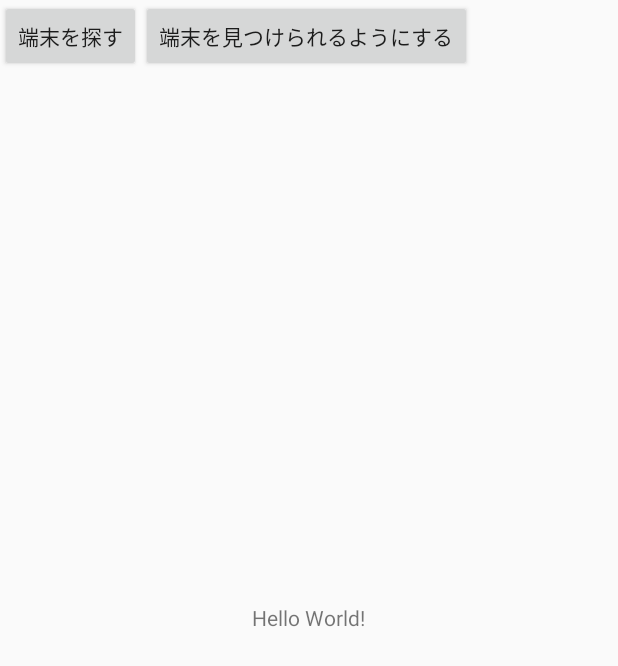
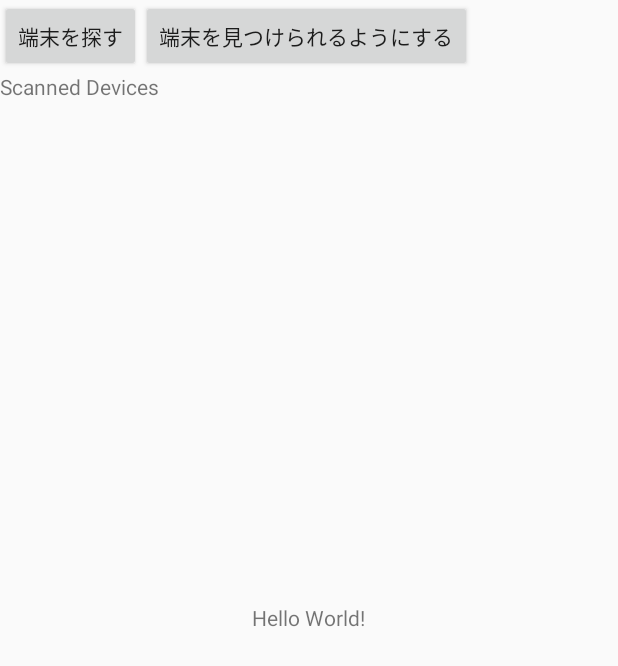
Before and after one commit to TakuKobayashi/DataSender, an Android app: the screen it shows after launch (MainActivity), on a phone screen of 412 x 824 dp. Shown: the top 666 px of the screen. Run offline under Robolectric (Android 15) with nearby library versions, the phone set to English and light mode, and no system bars; libraries missing offline, so code that uses them is left out: kobayashi.taku.taptappun; 2 statements that could not run were skipped.

Commit message:
Bluetoothに接続できる端末のリストを表示する

```diff
--- a/app/src/main/java/kobayashi/taku/taptappun/net/datasender/MainActivity.kt
+++ b/app/src/main/java/kobayashi/taku/taptappun/net/datasender/MainActivity.kt
@@ -2,7 +2,6 @@ package kobayashi.taku.taptappun.net.datasender
 
 import android.app.Activity
 import android.bluetooth.BluetoothAdapter
-import android.support.v7.app.AppCompatActivity
 import android.os.Bundle
 import kotlinx.android.synthetic.main.activity_main.*
 import android.content.Intent
@@ -11,17 +10,19 @@ import android.bluetooth.BluetoothDevice
 import android.content.IntentFilter
 import android.view.View
 import android.widget.Button
-
+import android.widget.ListView
+import android.widget.ProgressBar
 
 class MainActivity : Activity() {
     private val mReceiver: BluetoothReceiver = BluetoothReceiver();
     private var mBluetoothAdapter: BluetoothAdapter? = null;
+    private lateinit var mScanProgressBar: ProgressBar;
+    private lateinit var mDeviceListAdapter: BluetoothScanDeviceAdapter;
 
     override fun onCreate(savedInstanceState: Bundle?) {
         super.onCreate(savedInstanceState)
         setContentView(R.layout.activity_main)
 
-        // Example of a call to a native method
         sample_text.text = stringFromJNI();
 
         mBluetoothAdapter = BluetoothAdapter.getDefaultAdapter();
@@ -42,8 +43,13 @@ class MainActivity : Activity() {
         filter.addAction(BluetoothAdapter.ACTION_DISCOVERY_FINISHED)
         registerReceiver(mReceiver, filter)
 
-        val button = findViewById<Button>(R.id.bluetooth_scan_button);
-        button.setOnClickListener({
+        mDeviceListAdapter = BluetoothScanDeviceAdapter(this);
+
+        mScanProgressBar = findViewById(R.id.device_list_progressbar);
+        mScanProgressBar.visibility = View.INVISIBLE;
+
+        val scanButton = findViewById<Button>(R.id.bluetooth_scan_button);
+        scanButton.setOnClickListener({
             Log.d("datasender", "click");
             if (mBluetoothAdapter!!.isDiscovering()) {
                 //検索中の場合は検出をキャンセルする
@@ -65,6 +71,27 @@ class MainActivity : Activity() {
         } else {
             scanableButton.visibility = View.INVISIBLE
         }
+        mReceiver.setOnReceiveCallback(object : BluetoothReceiver.ReceiveCallback {
+            override fun onDiscoverFinished(foundDevices: HashSet<BluetoothDevice>) {
+                mScanProgressBar.visibility = View.INVISIBLE;
+            }
+
+            override fun onDiscoveryStart() {
+                mScanProgressBar.visibility = View.VISIBLE;
+                mDeviceListAdapter.clearList();
+            }
+
+            override fun onDeviceFound(device: BluetoothDevice) {
+                mDeviceListAdapter.addUniqDevice(device);
+            }
+
+            override fun onDeviceChanged(device: BluetoothDevice) {
+                mDeviceListAdapter.addUniqDevice(device);
+            }
+        });
+
+        val bluetoothScanListView = findViewById<ListView>(R.id.bluetooth_scanned_device_listview);
+        bluetoothScanListView.adapter = mDeviceListAdapter;
     }
 
     override fun onDestroy() {
@@ -73,6 +100,7 @@ class MainActivity : Activity() {
             //検索中の場合は検出をキャンセルする
             mBluetoothAdapter!!.cancelDiscovery();
         }
+        mDeviceListAdapter.clearList();
         unregisterReceiver(mReceiver);
     }
 
--- a/app/src/main/res/layout/activity_main.xml
+++ b/app/src/main/res/layout/activity_main.xml
@@ -29,4 +29,27 @@
         android:text="端末を見つけられるようにする"
         />
 
+    <TextView
+        android:id="@+id/device_list_title_textview"
+        android:layout_width="wrap_content"
+        android:layout_height="wrap_content"
+        android:layout_below="@+id/bluetooth_scan_button"
+        android:text="Scanned Devices"
+        android:layout_alignParentLeft="true"
+        />
+
+    <ProgressBar
+        android:id="@+id/device_list_progressbar"
+        android:layout_width="wrap_content"
+        android:layout_height="wrap_content"
+        android:layout_below="@+id/bluetooth_scan_button"
+        android:layout_alignParentRight="true"
+        />
+
+    <ListView
+        android:id="@+id/bluetooth_scanned_device_listview"
+        android:layout_width="match_parent"
+        android:layout_height="wrap_content"
+        android:layout_below="@+id/device_list_progressbar"
+        />
 </RelativeLayout>
```
Also changed, not shown: app/src/main/java/kobayashi/taku/taptappun/net/datasender/BluetoothScanDeviceAdapter.kt (added, +59 -0 lines), app/src/main/res/layout/device_list_cell.xml (added, +16 -0 lines).
